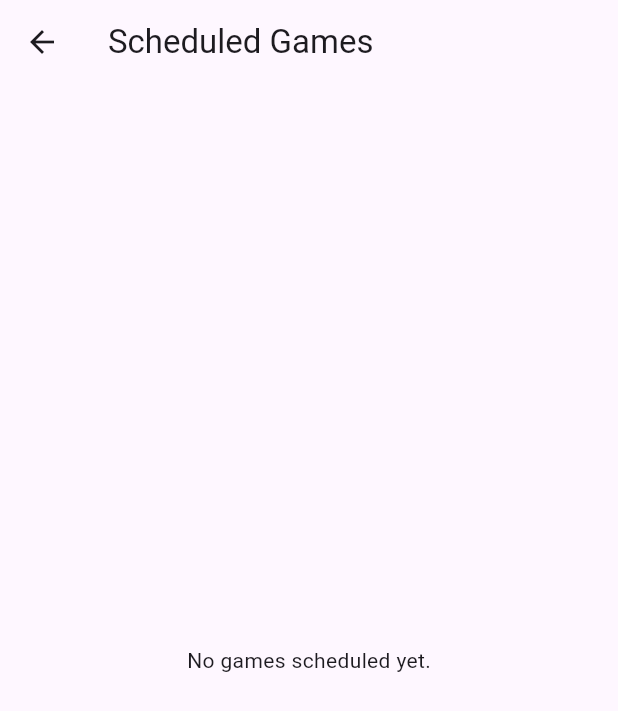
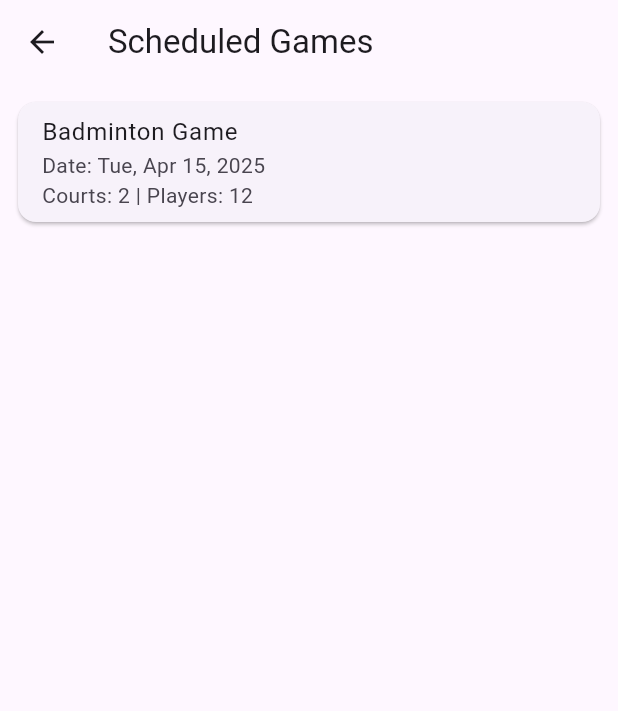
Before and after one commit to Cole-Brito/ENG4001, a Flutter app: the ScheduledGamesScreen screen opened directly, on a phone screen of 412 x 824 dp. Shown: the top 711 px of the screen. Run offline on Flutter 3.47's test engine with Material 3 defaults, Android fonts, the light colour scheme and no system bars.

Commit message:
created the queue, waitroom and game functionality, created a test game with dummy users for demo

```diff
--- a/lib/data/mock_game_store.dart
+++ b/lib/data/mock_game_store.dart
@@ -1,7 +1,14 @@
 import '../models/game.dart';
+import '../models/user.dart';
 
 class MockGameStore {
-  static final List<Game> _games = [];
+  static final List<Game> _games = [testGame];
+
+  // A list of fake users for testing
+  static final List<User> testUsers = List.generate(
+    11,
+    (i) => User(username: 'player${i + 1}', isAdmin: false),
+  );
 
   static void addGame(Game game) {
     _games.add(game);
@@ -12,4 +19,14 @@ class MockGameStore {
   static void clear() {
     _games.clear();
   }
+
+  // A fake game for testing purposes
+  static final Game testGame = Game(
+    format: 'Badminton',
+    date: DateTime.now(),
+    courts: 2,
+    players: 12,
+    rsvps: List.from(testUsers),
+    queue: List.from(testUsers),
+  );
 }
--- a/lib/game_play_screen.dart
+++ b/lib/game_play_screen.dart
@@ -4,7 +4,7 @@ import 'package:flutter/material.dart';
 import '../models/game.dart';
 import '../models/user.dart';
 
-class GamePlayScreen extends StatelessWidget {
+class GamePlayScreen extends StatefulWidget {
   final Game game;
   final User currentUser;
 
@@ -15,10 +15,68 @@ class GamePlayScreen extends StatelessWidget {
   });
 
   @override
+  State<GamePlayScreen> createState() => _GamePlayScreenState();
+}
+
+class _GamePlayScreenState extends State<GamePlayScreen> {
+  final List<User> selectedPlayers = [];
+
+  @override
   Widget build(BuildContext context) {
+    final Game game = widget.game;
+    final User currentUser = widget.currentUser;
     final bool isTurn =
         game.queue.isNotEmpty &&
         game.queue.first.username == currentUser.username;
+
+    final otherPlayers = game.queue.where(
+      (u) => u.username != currentUser.username,
+    );
+
+    void assignCourtsIfAvailable(Game game) {
+      for (int i = 1; i <= game.courts; i++) {
+        if (!game.activeMatches.containsKey(i) &&
+            game.waitingGroups.isNotEmpty) {
+          final group = game.waitingGroups.removeAt(0);
+          game.activeMatches[i] = Match(
+            players: group,
+            startTime: DateTime.now(),
+          );
+        }
+      }
+    }
+
+    void completeMatch(Game game, int courtNumber) {
+      if (game.activeMatches.containsKey(courtNumber)) {
+        final finishedGroup = game.activeMatches.remove(courtNumber)!.players;
+        game.queue.addAll(finishedGroup);
+      }
+
+      // Try to assign next waiting group
+      assignCourtsIfAvailable(game);
+    }
+
+    void formMatchGroup(Game game, List<User> selectedPlayers) {
+      final currentUser = game.queue.first;
+
+      // Build group of 4
+      final group = [currentUser, ...selectedPlayers];
+
+      // Remove from queue
+      game.queue.removeWhere((u) => group.contains(u));
+
+      // Add to waiting room
+      if (game.waitingGroups.length < 2) {
+        game.waitingGroups.add(group);
+      } else {
+        // TODO - Show a message here
+      }
+
+      // Try to move to court if one is free
+      assignCourtsIfAvailable(game);
+    }
+
+    //------------- UI CODE BELOW ---------------------
 
     return Scaffold(
       appBar: AppBar(title: const Text('Game In Progress')),
@@ -43,8 +101,8 @@ class GamePlayScreen extends StatelessWidget {
               '👥 Players in Queue: ${game.queue.length}',
               style: const TextStyle(fontSize: 18),
             ),
+            //Queue
             const SizedBox(height: 20),
-
             const Text(
               'Queue:',
               style: TextStyle(fontSize: 20, fontWeight: FontWeight.bold),
@@ -62,7 +120,7 @@ class GamePlayScreen extends StatelessWidget {
                     trailing:
                         isCurrent
                             ? const Text(
-                              'Your Turn',
+                              '🎯 Your Turn',
                               style: TextStyle(color: Colors.green),
                             )
                             : null,
@@ -70,15 +128,92 @@ class GamePlayScreen extends StatelessWidget {
                 },
               ),
             ),
-            if (isTurn)
+            //Wait rooms
+            const SizedBox(height: 20),
+            const Text(
+              '🕓 Waiting Rooms:',
+              style: TextStyle(fontSize: 20, fontWeight: FontWeight.bold),
+            ),
+            ...game.waitingGroups.asMap().entries.map((entry) {
+              final groupIndex = entry.key + 1;
+              final group = entry.value;
+              return ListTile(
+                leading: Text('Room $groupIndex'),
+                title: Text(group.map((u) => u.username).join(', ')),
+              );
+            }),
+            // Court views
+            const SizedBox(height: 20),
+            const Text(
+              '🏸 Active Matches:',
+              style: TextStyle(fontSize: 20, fontWeight: FontWeight.bold),
+            ),
+            ...game.activeMatches.entries.map((entry) {
+              final courtNum = entry.key;
+              final match = entry.value;
+              final duration = DateTime.now().difference(match.startTime);
+              final durationStr =
+                  "${duration.inMinutes} min${duration.inMinutes != 1 ? 's' : ''} ago";
+
+              return ListTile(
+                leading: Text('Court $courtNum'),
+                title: Text(match.players.map((u) => u.username).join(', ')),
+                subtitle: Text('Started: $durationStr'),
+                trailing: ElevatedButton(
+                  onPressed: () {
+                    setState(() {
+                      completeMatch(game, courtNum);
+                    });
+                  },
+                  child: const Text('Complete Match'),
+                ),
+              );
+            }),
+            // If the current member is at the top of the queue
+            if (isTurn) ...[
+              const SizedBox(height: 20),
+              const Text(
+                'Pick 3 players to form a group:',
+                style: TextStyle(fontSize: 16, fontWeight: FontWeight.bold),
+              ),
+              Wrap(
+                spacing: 8,
+                children:
+                    otherPlayers.map((player) {
+                      final isSelected = selectedPlayers.contains(player);
+                      return FilterChip(
+                        label: Text(player.username),
+                        selected: isSelected,
+                        onSelected: (selected) {
+                          setState(() {
+                            if (selected && selectedPlayers.length < 3) {
+                              selectedPlayers.add(player);
+                            } else {
+                              selectedPlayers.remove(player);
+                            }
+                          });
+                        },
+                      );
+                    }).toList(),
+              ),
+              const SizedBox(height: 10),
               Center(
                 child: ElevatedButton(
-                  onPressed: () {
-                    // TODO: navigate to player selection screen
-                  },
-                  child: const Text('Pick 3 Players'),
+                  // Creates group and removes them from queue, adding them to a
+                  // waiting room or assgins them to a court
+                  onPressed:
+                      selectedPlayers.length == 3
+                          ? () {
+                            setState(() {
+                              formMatchGroup(game, selectedPlayers);
+                              selectedPlayers.clear();
+                            });
+                          }
+                          : null,
+                  child: const Text('Confirm Group'),
                 ),
               ),
+            ],
           ],
         ),
       ),
--- a/lib/login_screen.dart
+++ b/lib/login_screen.dart
@@ -8,7 +8,7 @@ import 'package:flutter/material.dart';
 import 'package:flutter_application_2/admin_dashboard.dart';
 import 'package:flutter_application_2/member_dashboard.dart';
 import 'package:flutter_application_2/models/user.dart';
-import 'mock_users.dart';
+import 'data/mock_users.dart';
 
 class LoginScreen extends StatefulWidget {
   const LoginScreen({super.key});
--- a/lib/member_dashboard.dart
+++ b/lib/member_dashboard.dart
@@ -24,9 +24,14 @@ class MemberDashboard extends StatefulWidget {
 }
 
 class _MemberDashboardState extends State<MemberDashboard> {
+  //Method for signing up for games
+  //takes a "game" obj as the game the member is signing up for
   void _rsvp(Game game) {
     setState(() {
       widget.user.addRsvp(game.date);
+      if (!game.queue.any((u) => u.username == widget.user.username)) {
+        game.queue.add(widget.user);
+      }
     });
 
     ScaffoldMessenger.of(context).showSnackBar(
--- a/lib/models/game.dart
+++ b/lib/models/game.dart
@@ -1,15 +1,23 @@
-// lib/models/game.dart
-
 import 'user.dart';
 
+class Match {
+  final List<User> players;
+  final DateTime startTime;
+
+  Match({required this.players, required this.startTime});
+}
+
 class Game {
-  final String format; // e.g., "Badminton"
+  final String format;
   final DateTime date;
-  final int courts; // number of courts avalible
-  final int players; // number of players expected
+  final int courts;
+  final int players;
   final List<User> rsvps;
   final List<User> queue;
   final List<List<User>> matches;
+  final List<List<User>> waitingGroups;
+  // int = court number
+  final Map<int, Match> activeMatches;
 
   Game({
     required this.format,
@@ -19,7 +27,11 @@ class Game {
     List<User>? rsvps,
     List<User>? queue,
     List<List<User>>? matches,
+    List<List<User>>? waitingGroups,
+    Map<int, Match>? activeMatches,
   }) : rsvps = rsvps ?? [],
        queue = queue ?? [],
-       matches = matches ?? [];
+       matches = matches ?? [],
+       waitingGroups = waitingGroups ?? [],
+       activeMatches = activeMatches ?? {};
 }
--- /dev/null
+++ b/lib/models/match.dart
@@ -0,0 +1,13 @@
+import 'user.dart';
+
+class Match {
+  final List<User> players;
+  /*
+  This will be used later on for match tracking and automation purposes
+  i.e. We can have the match be time limited or track how long each match
+  goes for.
+  */
+  final DateTime startTime;
+
+  Match({required this.players, required this.startTime});
+}
```
Also changed, not shown: lib/data/mock_users.dart (added, +24 -0 lines), lib/mock_users.dart (deleted, +0 -9 lines).
